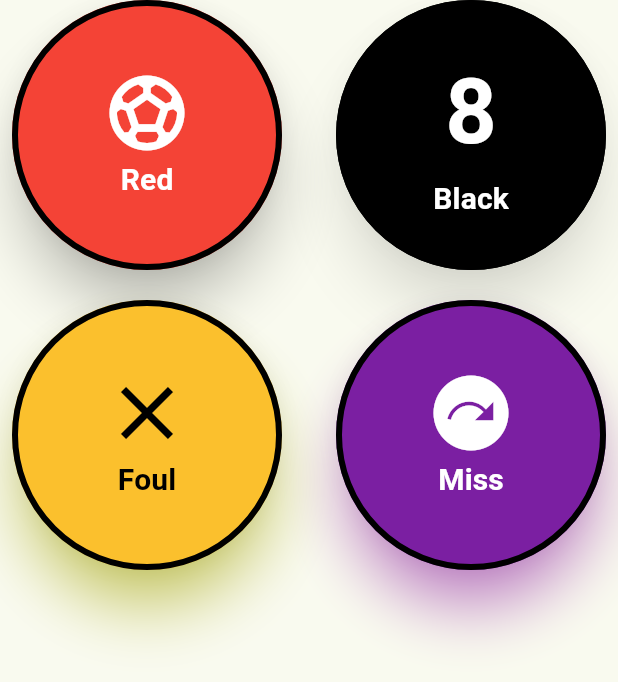
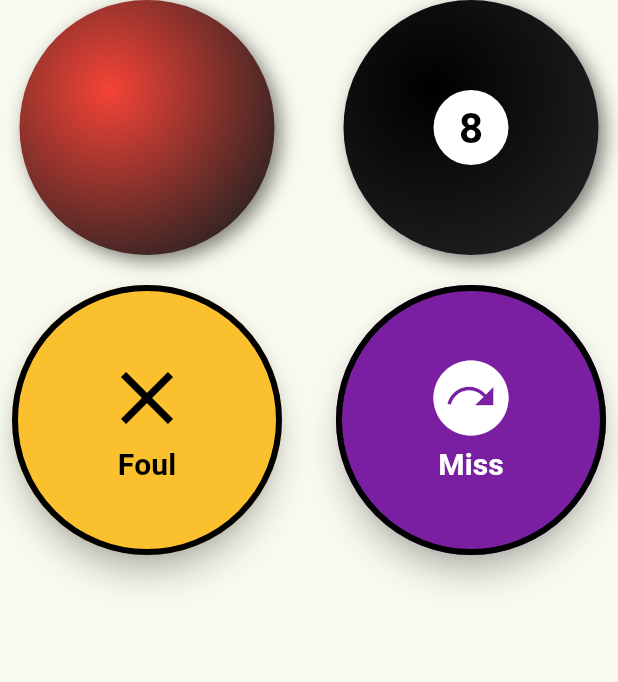
Before and after one commit to ben-fletcher/Pooker, a Flutter app: the ActionButtons widget shown alone on an empty page, opened directly, on a phone screen of 412 x 824 dp. Shown: the top 682 px of the screen. Run offline on Flutter 3.47's test engine with Material 3 defaults, Android fonts, the phone set to English and light mode, and no system bars; our stand-ins replace confetti, google_fonts, sqflite, sqflite_common_ffi_web; accounts and stored records are empty; Roboto replaces fonts that are missing (AR One Sans).

Commit message:
Improve styling

```diff
--- /dev/null
+++ b/lib/components/pool_ball_button.dart
@@ -0,0 +1,59 @@
+import 'package:flutter/material.dart';
+
+class PoolBallButton extends StatelessWidget {
+  final String? number;
+  final Color color;
+  final Function()? onPressed;
+
+  const PoolBallButton({super.key, this.number, required this.color, this.onPressed});
+
+  @override
+  Widget build(BuildContext context) {
+    return GestureDetector(
+      onTap: onPressed,
+      child: Container(
+        width: 170,
+        height: 170,
+        decoration: BoxDecoration(
+          shape: BoxShape.circle,
+          gradient: RadialGradient(
+            colors: [color, Colors.grey[900]!],
+            center: Alignment(-0.3, -0.3),
+            radius: 0.8,
+          ),
+          boxShadow: [
+            BoxShadow(
+              color: Colors.black.withOpacity(0.5),
+              offset: Offset(4, 4),
+              blurRadius: 10,
+            ),
+          ],
+        ),
+        child: Stack(
+          alignment: Alignment.center,
+          children: [
+            if (number != null)
+              Container(
+                width: 50,
+                height: 50,
+                decoration: BoxDecoration(
+                  shape: BoxShape.circle,
+                  color: Colors.white,
+                ),
+                child: Center(
+                  child: Text(
+                    number!,
+                    style: TextStyle(
+                      fontSize: 28,
+                      fontWeight: FontWeight.bold,
+                      color: Colors.black,
+                    ),
+                  ),
+                ),
+              )
+          ],
+        ),
+      ),
+    );
+  }
+}
--- a/lib/pages/start.dart
+++ b/lib/pages/start.dart
@@ -39,7 +39,7 @@ class StartPage extends StatelessWidget {
                 "Pooker",
                 style: Theme.of(context).textTheme.displayLarge?.copyWith(
                   color: Colors.white,
-                  fontSize: 82,
+                  fontSize: 72,
                   shadows: [
                     Shadow(
                       blurRadius: 10.0,
@@ -50,7 +50,7 @@ class StartPage extends StatelessWidget {
                 ),
               ),
               SizedBox(height: 20),
-              ElevatedButton.icon(
+              FilledButton.icon(
                 icon: Icon(Icons.play_arrow, size: 32),
                 label: Text(
                   "Start",
@@ -62,11 +62,12 @@ class StartPage extends StatelessWidget {
                     MaterialPageRoute(builder: (context) => const SetupPage()),
                   );
                 },
-                style: ElevatedButton.styleFrom(
+                style: FilledButton.styleFrom(
+                  backgroundColor: Colors.green.shade700,
                   padding: EdgeInsets.symmetric(horizontal: 32, vertical: 16),
                 ),
               ),
-              SizedBox(height: 10),
+              SizedBox(height: 15),
               FilledButton.tonalIcon(
                   icon: Icon(Icons.history),
                   label: Text("History"),
--- a/lib/widgets/action_buttons.dart
+++ b/lib/widgets/action_buttons.dart
@@ -1,4 +1,5 @@
 import 'package:flutter/material.dart';
+import 'package:pooker_score/components/pool_ball_button.dart';
 import 'package:pooker_score/models/game_model.dart';
 import 'package:pooker_score/models/turn.dart';
 import 'package:provider/provider.dart';
@@ -16,8 +17,10 @@ class ActionButtons extends StatelessWidget {
             Row(
               mainAxisAlignment: MainAxisAlignment.spaceEvenly,
               children: <Widget>[
-                Expanded(
-                  child: ElevatedButton(
+                PoolBallButton(
+                  color: gameModel.remainingBalls > 0
+                      ? Colors.red
+                      : Colors.grey.shade700,
                   onPressed: gameModel.remainingBalls > 0
                       ? () {
                           Provider.of<GameModel>(context, listen: false)
@@ -27,68 +30,17 @@ class ActionButtons extends StatelessWidget {
                                   Navigator.of(context));
                         }
                       : null,
-                    style: ElevatedButton.styleFrom(
-                        shape: CircleBorder(),
-                        minimumSize: Size(180, 180),
-                        backgroundColor: gameModel.remainingBalls > 0
-                            ? Colors.red
-                            : Colors.grey.shade700,
-                        foregroundColor: Colors.white,
-                        shadowColor: Colors.black,
-                        elevation: 15,
-                        side: BorderSide(color: Colors.black, width: 4)),
-                    child: Column(
-                      mainAxisAlignment: MainAxisAlignment.center,
-                      children: const [
-                        Icon(
-                          Icons.sports_soccer_outlined,
-                          size: 60,
-                          color: Colors.white,
-                        ),
-                        Text(
-                          "Red",
-                          style: TextStyle(
-                              fontSize: 20, fontWeight: FontWeight.bold),
-                        ),
-                      ],
-                    ),
-                  ),
                 ),
                 SizedBox(width: 20),
-                Expanded(
-                  child: ElevatedButton(
+                PoolBallButton(
+                  color: Colors.black,
+                  number: "8",
                   onPressed: () {
                     Provider.of<GameModel>(context, listen: false)
                         .submitGameEvent(
                             GameEvent(potted: true, colour: BallColour.black),
                             Navigator.of(context));
                   },
-                    style: ElevatedButton.styleFrom(
-                        shape: CircleBorder(),
-                        minimumSize: Size(180, 180),
-                        backgroundColor: Colors.black,
-                        foregroundColor: Colors.white,
-                        shadowColor: Colors.black54,
-                        elevation: 15,
-                        side: BorderSide(color: Colors.black, width: 4)),
-                    child: Column(
-                      mainAxisAlignment: MainAxisAlignment.center,
-                      children: const [
-                        Text(
-                          "8",
-                          style: TextStyle(
-                            fontSize: 60,
-                            fontWeight: FontWeight.bold,
-                          ),
-                        ),
-                        Text(
-                          "Black",
-                          style: TextStyle(
-                              fontSize: 20, fontWeight: FontWeight.bold),
-                        ),
-                      ],
-                    ),
-                  ),
                 ),
               ],
             ),
@@ -111,8 +63,7 @@ class ActionButtons extends StatelessWidget {
                         minimumSize: Size(180, 180),
                         backgroundColor: Colors.yellow.shade700,
                         foregroundColor: Colors.black,
-                        shadowColor: Colors.yellowAccent,
-                        elevation: 15,
+                        elevation: 8,
                         side: BorderSide(color: Colors.black, width: 4)),
                     child: Column(
                       mainAxisAlignment: MainAxisAlignment.center,
@@ -145,8 +96,7 @@ class ActionButtons extends StatelessWidget {
                         minimumSize: Size(180, 180),
                         backgroundColor: Colors.purple.shade700,
                         foregroundColor: Colors.white,
-                        shadowColor: Colors.purpleAccent,
-                        elevation: 15,
+                        elevation: 8,
                         side: BorderSide(color: Colors.black, width: 4)),
                     child: Column(
                       mainAxisAlignment: MainAxisAlignment.center,
--- a/lib/widgets/scoreboard.dart
+++ b/lib/widgets/scoreboard.dart
@@ -29,15 +29,16 @@ class Scoreboard extends StatelessWidget {
           }
         });
 
-        return Container(
+        return Padding(
+          padding: const EdgeInsets.all(8.0),
+          child: Card(
+            elevation: 8,
+            shape: RoundedRectangleBorder(
+              borderRadius: BorderRadius.circular(25),
+            ),
+            child: Container(
               width: double.infinity,
-          margin: EdgeInsets.only(left: 16.0, right: 16.0, bottom: 16.0),
               padding: EdgeInsets.all(16.0),
-          decoration: BoxDecoration(
-            color: Colors.black.withValues(alpha: 0.5),
-            borderRadius: BorderRadius.circular(25),
-            border: Border.all(color: Colors.white, width: 2),
-          ),
               child: Column(
                 crossAxisAlignment: CrossAxisAlignment.stretch,
                 children: [
@@ -106,8 +107,8 @@ class Scoreboard extends StatelessWidget {
                                   children: [
                                     ...playerTurns.map((turn) {
                                       return Container(
-                                    margin:
-                                        EdgeInsets.symmetric(horizontal: 2.0),
+                                        margin: EdgeInsets.symmetric(
+                                            horizontal: 2.0),
                                         child: Icon(
                                           turn.event.foul == true
                                               ? Icons.close
@@ -146,6 +147,8 @@ class Scoreboard extends StatelessWidget {
                   ),
                 ],
               ),
+            ),
+          ),
         );
       },
     );
```
Also changed, not shown: lib/pages/calculator.dart (+7 -7 lines), pubspec.lock, 1 other file. Lines whose indentation alone changed are shown as unchanged.
